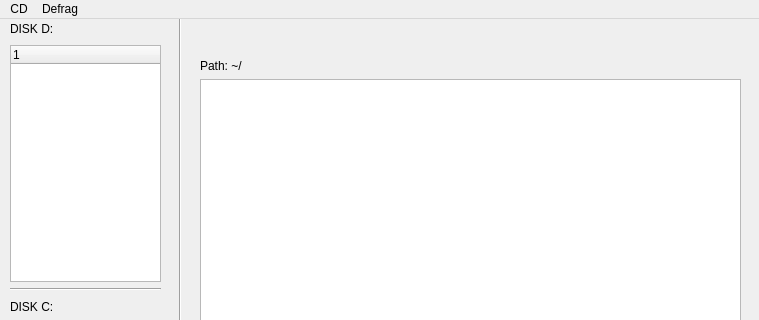
ArthurRde/SimpleFileSystem, file mainwindow.ui: the form before one commit; both pictures show x 0 to 759 and y 0 to 320 of the 759 by 613 pixel window.
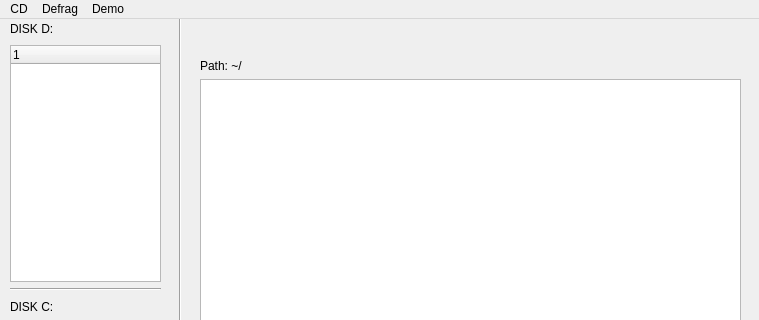
The form after the commit.

```diff
--- a/mainwindow.ui
+++ b/mainwindow.ui
@@ -225,8 +225,15 @@
     </property>
     <addaction name="actionDefragmentieren"/>
    </widget>
+   <widget class="QMenu" name="menuDemo">
+    <property name="title">
+     <string>Demo</string>
+    </property>
+    <addaction name="actionCreate_demofiles"/>
+   </widget>
    <addaction name="menuCD"/>
    <addaction name="menuDefrag"/>
+   <addaction name="menuDemo"/>
   </widget>
   <widget class="QStatusBar" name="statusbar"/>
   <action name="actionSchreiben">
```
Left out of the diff: 7 changed lines with no effect on the pictures.
